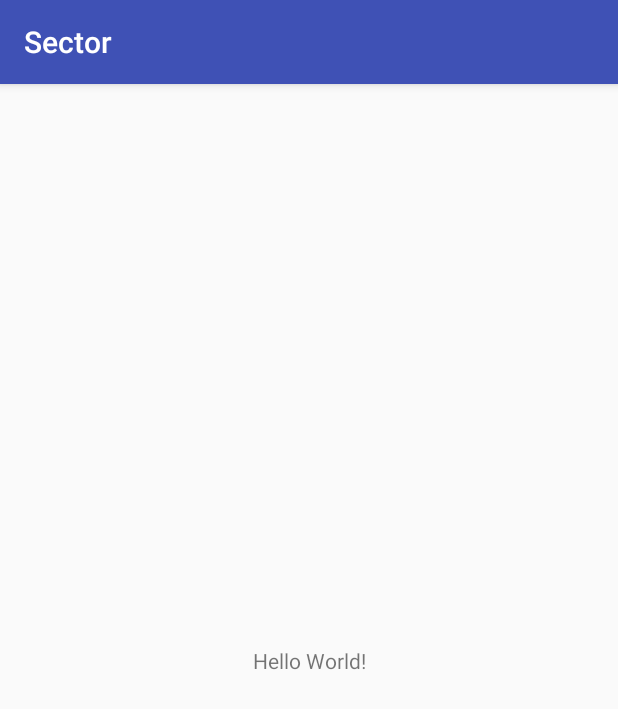
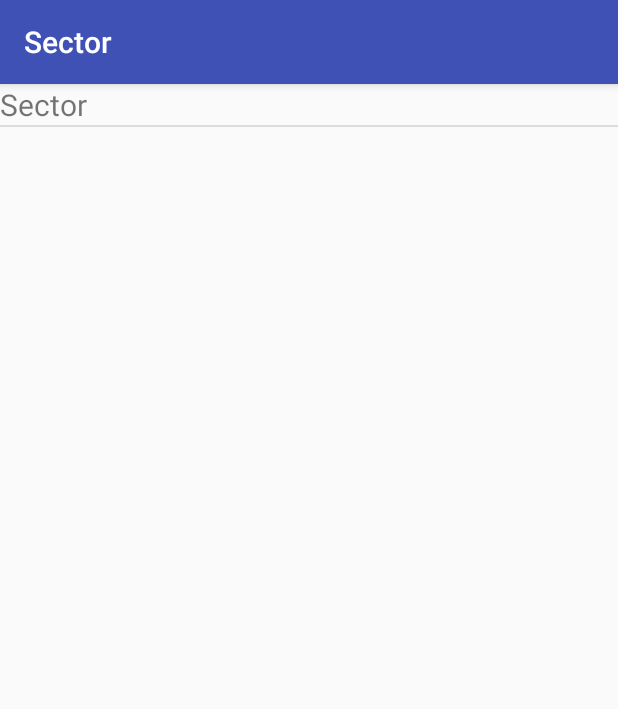
Before and after one commit to pstratman/sector, an Android app: the screen it shows after launch (MainActivity), on a phone screen of 412 x 824 dp. Shown: the top 709 px of the screen. Run offline under Robolectric (Android 15) with nearby library versions, the phone set to English and light mode, and no system bars.

Commit message:
Created a listView for the applications to live that I'm relatively happy with. More to come.

```diff
--- a/app/src/main/java/com/security/sector/MainActivity.java
+++ b/app/src/main/java/com/security/sector/MainActivity.java
@@ -1,13 +1,47 @@
 package com.security.sector;
 
+import android.content.pm.ApplicationInfo;
+import android.content.pm.PackageManager;
 import android.support.v7.app.AppCompatActivity;
 import android.os.Bundle;
+import android.util.Log;
+import android.widget.ArrayAdapter;
+import android.widget.ListView;
+
+import java.util.ArrayList;
+import java.util.List;
 
 public class MainActivity extends AppCompatActivity {
 
+    PackageManager pm;
+    private static final String TAG = "MainActivity";
+
     @Override
     protected void onCreate(Bundle savedInstanceState) {
+        pm = getPackageManager();
+        List<String> appNames = getAppNames();
         super.onCreate(savedInstanceState);
         setContentView(R.layout.activity_main);
+        // Define and assign the adapter
+        ArrayAdapter adapter = new ArrayAdapter<>(this,
+                R.layout.list_item, appNames);
+        ListView listView = (ListView)findViewById(R.id.list_view);
+        listView.setAdapter(adapter);
+        // Define on click event listener
+
+
     }
+
+    private List<String> getAppNames() {
+        // Get application list
+        List<ApplicationInfo> packages = pm.getInstalledApplications(PackageManager.GET_META_DATA);
+        List<String> tempNameList = new ArrayList<>();
+        for (ApplicationInfo packageInfo : packages) {
+            String newName = (String) pm.getApplicationLabel(packageInfo);
+            tempNameList.add(newName);
+            Log.d(TAG, "Adding: " + newName);
+        }
+        return tempNameList;
+    }
+
 }
--- a/app/src/main/res/layout/activity_main.xml
+++ b/app/src/main/res/layout/activity_main.xml
@@ -1,18 +1,13 @@
 <?xml version="1.0" encoding="utf-8"?>
 <android.support.constraint.ConstraintLayout xmlns:android="http://schemas.android.com/apk/res/android"
-    xmlns:app="http://schemas.android.com/apk/res-auto"
     xmlns:tools="http://schemas.android.com/tools"
     android:layout_width="match_parent"
     android:layout_height="match_parent"
     tools:context="com.security.sector.MainActivity">
 
-    <TextView
-        android:layout_width="wrap_content"
-        android:layout_height="wrap_content"
-        android:text="Hello World!"
-        app:layout_constraintBottom_toBottomOf="parent"
-        app:layout_constraintLeft_toLeftOf="parent"
-        app:layout_constraintRight_toRightOf="parent"
-        app:layout_constraintTop_toTopOf="parent" />
-
+    <ListView
+        android:id="@+id/list_view"
+        android:layout_width="match_parent"
+        android:layout_height="match_parent">
+    </ListView>
 </android.support.constraint.ConstraintLayout>
--- /dev/null
+++ b/app/src/main/res/layout/list_item.xml
@@ -0,0 +1,7 @@
+<?xml version="1.0" encoding="utf-8"?>
+<TextView xmlns:android="http://schemas.android.com/apk/res/android"
+    android:id="@+id/list_item"
+    android:layout_width="match_parent"
+    android:layout_height="match_parent"
+    android:textSize="20sp">
+</TextView>
```
